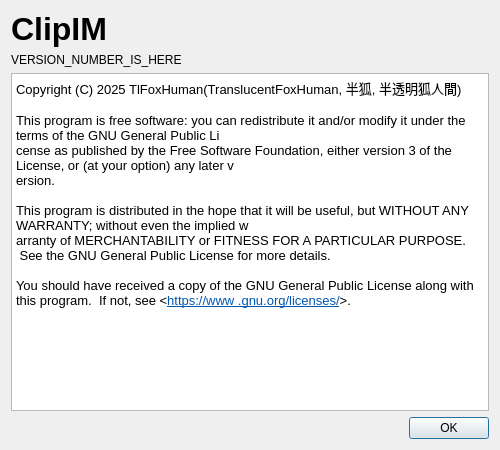
Before: the Qt Designer form aboutdialog.ui in TranslucentFoxHuman/ClipIM, drawn with Qt 5.
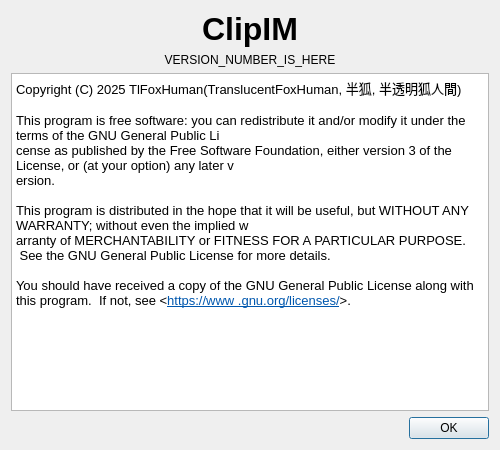
After: the same form once the commit is applied. Icons and pictures are not drawn.

Commit message: Added Esc to exit and improve About dialog

Patch:
```diff
--- a/aboutdialog.ui
+++ b/aboutdialog.ui
@@ -29,7 +29,10 @@
         </font>
        </property>
        <property name="text">
-        <string>ClipIM   </string>
+        <string>ClipIM</string>
+       </property>
+       <property name="alignment">
+        <set>Qt::AlignCenter</set>
        </property>
       </widget>
      </item>
@@ -38,6 +41,9 @@
        <property name="text">
         <string>VERSION_NUMBER_IS_HERE</string>
        </property>
+       <property name="alignment">
+        <set>Qt::AlignCenter</set>
+       </property>
       </widget>
      </item>
     </layout>
```
The commit also changes 2 other files.
